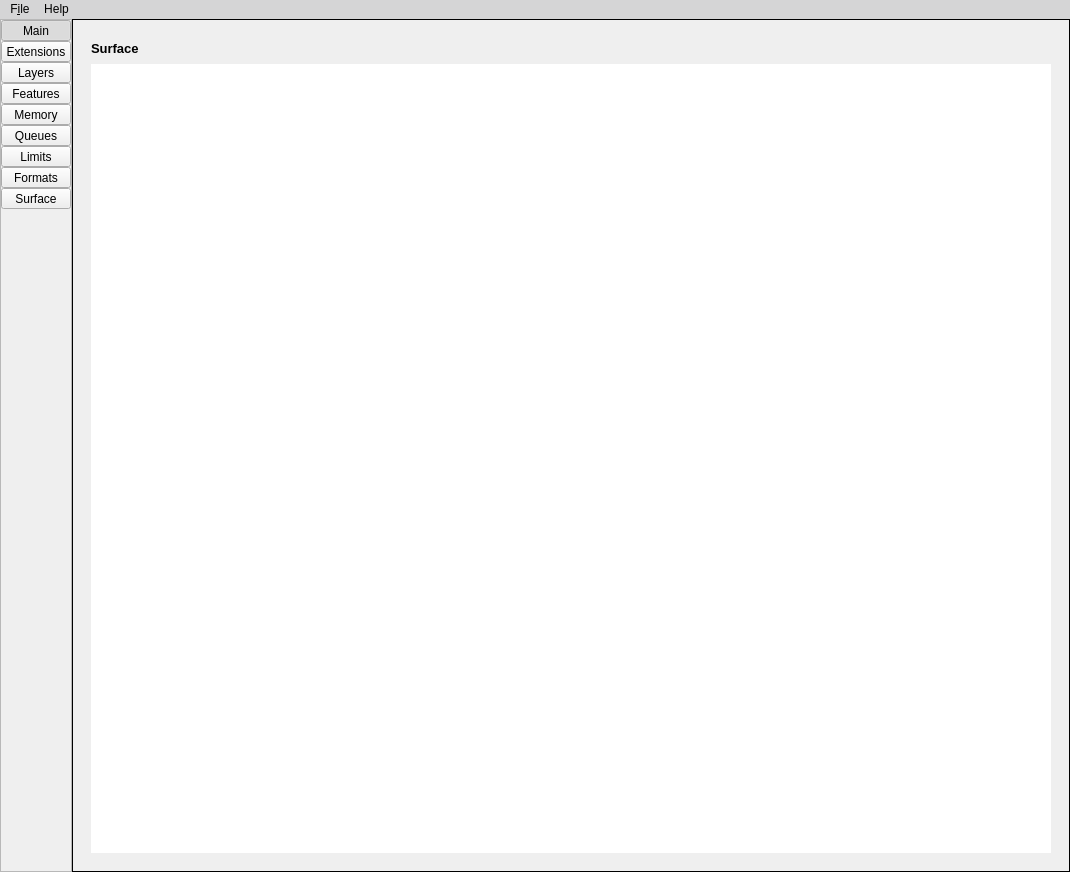
First picture: the form in src/vk_capabilities_main_window.ui, repository kuumies/vulkan_capabilities, before the edit.
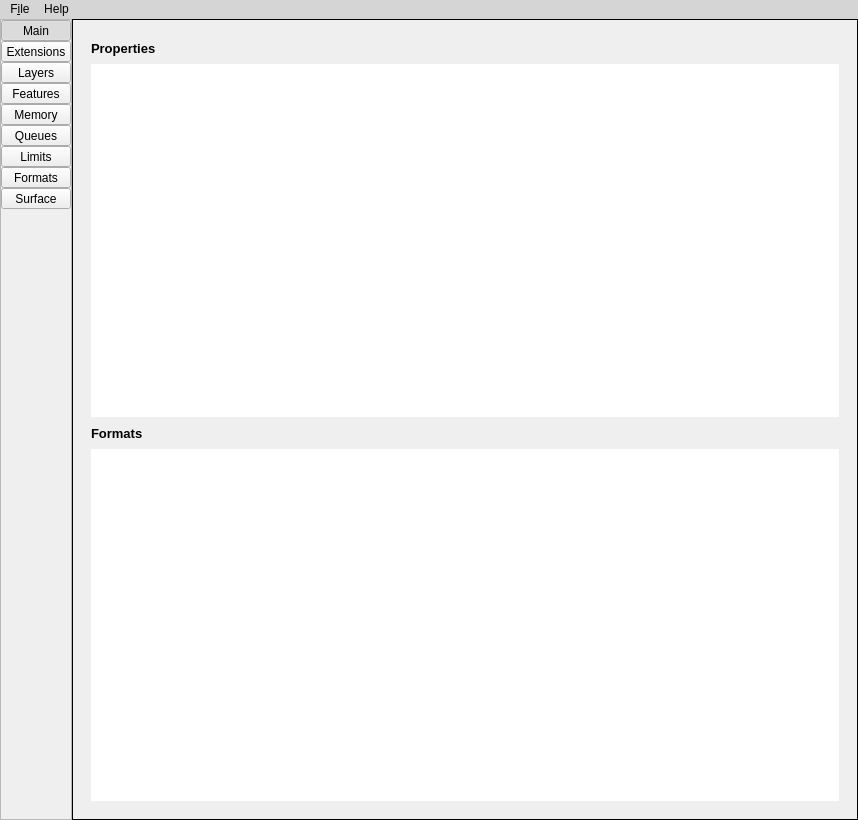
Second picture: the form after the edit. The open tabs and pages were chosen to show the change. Icons and pictures are not drawn.

The edit to the form file:
```diff
--- a/src/vk_capabilities_main_window.ui
+++ b/src/vk_capabilities_main_window.ui
@@ -6,8 +6,8 @@
    <rect>
     <x>0</x>
     <y>0</y>
-    <width>1070</width>
-    <height>872</height>
+    <width>858</width>
+    <height>820</height>
    </rect>
   </property>
   <property name="windowTitle">
@@ -1320,7 +1320,7 @@
                   </font>
                  </property>
                  <property name="text">
-                  <string>Surface</string>
+                  <string>Properties</string>
                  </property>
                  <property name="headerLabel" stdset="0">
                   <bool>true</bool>
@@ -1347,6 +1347,12 @@
                <property name="frameShape">
                 <enum>QFrame::NoFrame</enum>
                </property>
+               <property name="sizeAdjustPolicy">
+                <enum>QAbstractScrollArea::AdjustToContents</enum>
+               </property>
+               <property name="editTriggers">
+                <set>QAbstractItemView::NoEditTriggers</set>
+               </property>
                <property name="alternatingRowColors">
                 <bool>true</bool>
                </property>
@@ -1371,6 +1377,76 @@
                </column>
               </widget>
              </item>
+             <item>
+              <layout class="QHBoxLayout" name="horizontalLayout_12">
+               <item>
+                <widget class="QLabel" name="surfaceTitleLabel_2">
+                 <property name="font">
+                  <font>
+                   <family>Segoe UI</family>
+                   <pointsize>10</pointsize>
+                   <weight>75</weight>
+                   <bold>true</bold>
+                  </font>
+                 </property>
+                 <property name="text">
+                  <string>Formats</string>
+                 </property>
+                 <property name="headerLabel" stdset="0">
+                  <bool>true</bool>
+                 </property>
+                </widget>
+               </item>
+               <item>
+                <spacer name="horizontalSpacer_12">
+                 <property name="orientation">
+                  <enum>Qt::Horizontal</enum>
+                 </property>
+                 <property name="sizeHint" stdset="0">
+                  <size>
+                   <width>40</width>
+                   <height>20</height>
+                  </size>
+                 </property>
+                </spacer>
+               </item>
+              </layout>
+             </item>
+             <item>
+              <widget class="QTableWidget" name="surfaceFormatsTableWidget">
+               <property name="frameShape">
+                <enum>QFrame::NoFrame</enum>
+               </property>
+               <property name="editTriggers">
+                <set>QAbstractItemView::NoEditTriggers</set>
+               </property>
+               <property name="alternatingRowColors">
+                <bool>true</bool>
+               </property>
+               <property name="selectionMode">
+                <enum>QAbstractItemView::ExtendedSelection</enum>
+               </property>
+               <attribute name="horizontalHeaderVisible">
+                <bool>false</bool>
+               </attribute>
+               <attribute name="horizontalHeaderCascadingSectionResizes">
+                <bool>false</bool>
+               </attribute>
+               <attribute name="horizontalHeaderStretchLastSection">
+                <bool>true</bool>
+               </attribute>
+               <column>
+                <property name="text">
+                 <string>Format</string>
+                </property>
+               </column>
+               <column>
+                <property name="text">
+                 <string>Color Space</string>
+                </property>
+               </column>
+              </widget>
+             </item>
             </layout>
            </widget>
           </widget>
@@ -1387,7 +1463,7 @@
     <rect>
      <x>0</x>
      <y>0</y>
-     <width>1070</width>
+     <width>858</width>
      <height>21</height>
     </rect>
    </property>
```
Left out of the diff: 37 changed lines with no effect on the pictures.
